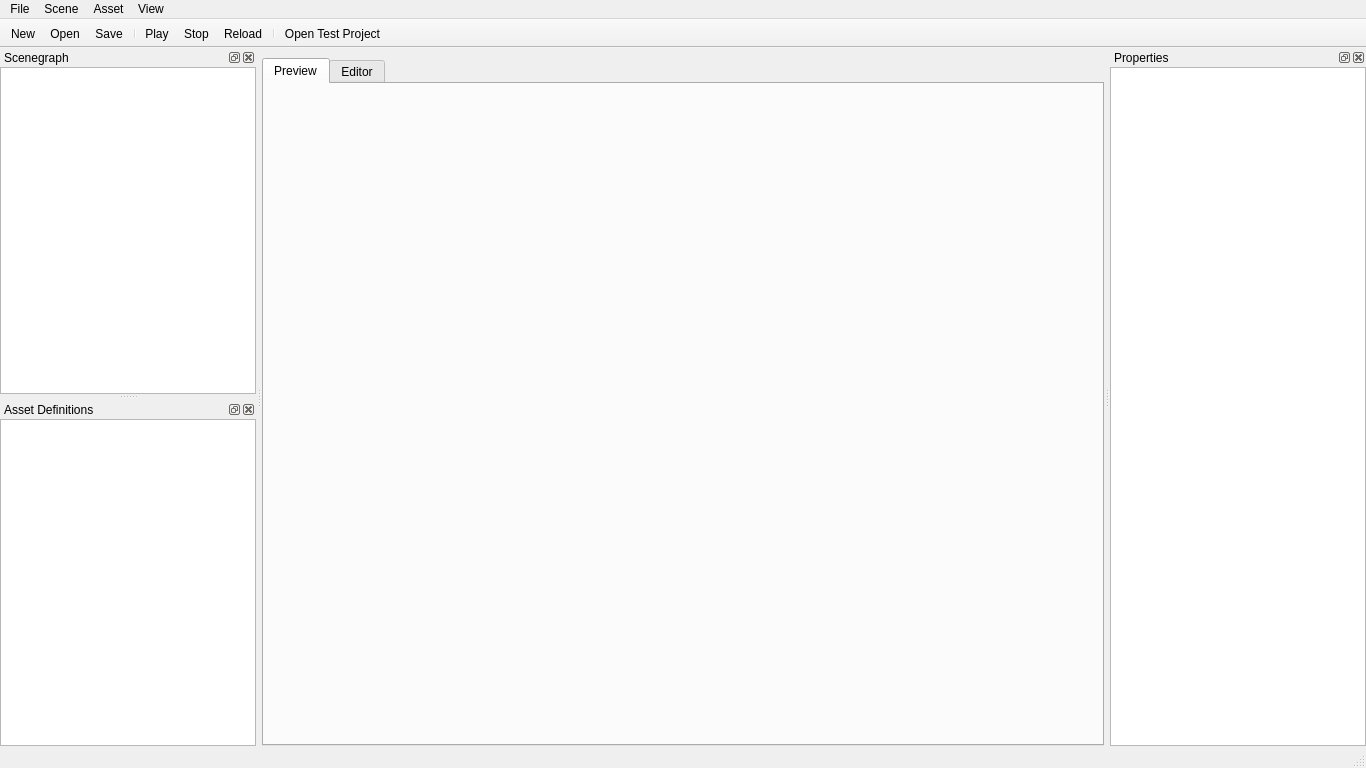
Before: the Qt Designer form DreamToolQt/View/MainWindow.ui in BashEdThomps/dream-engine, drawn with Qt 5.
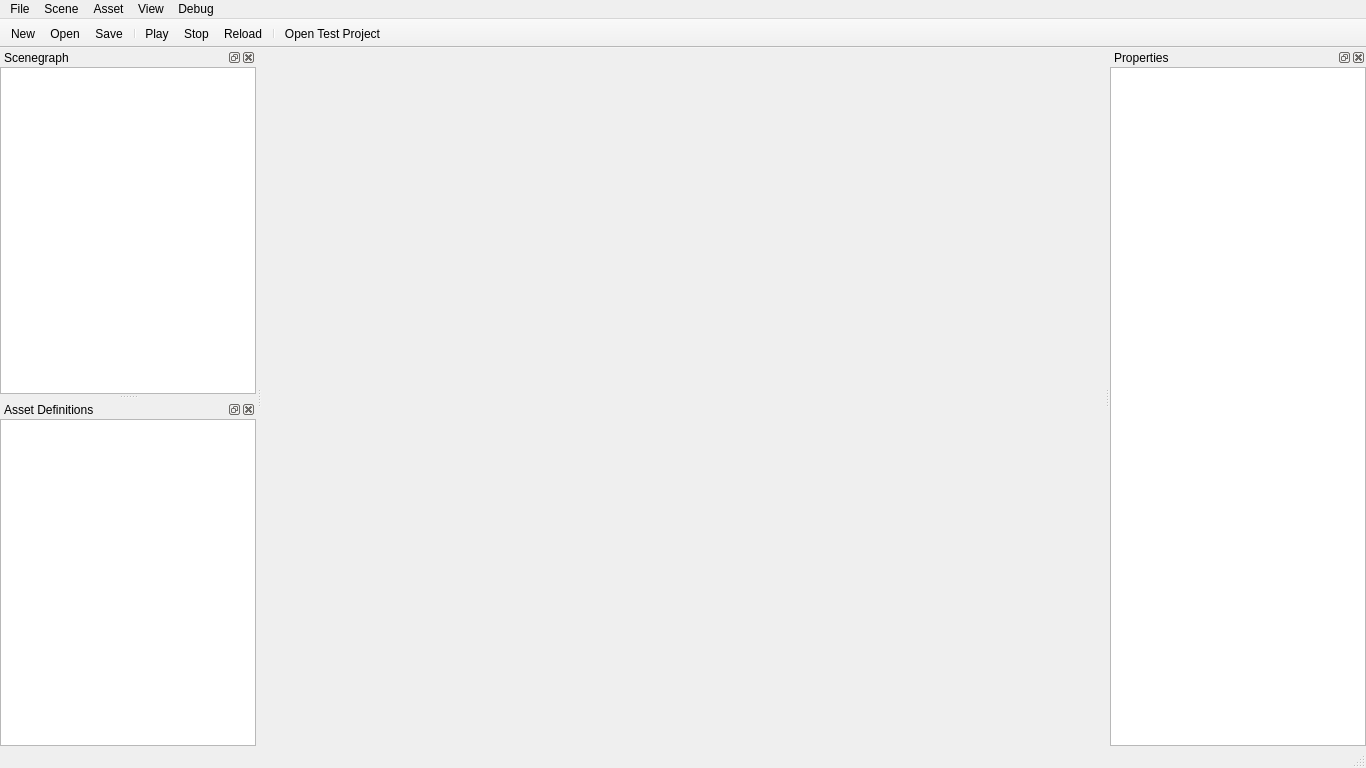
After: the same form once the commit is applied. Icons and pictures are not drawn.

The edit to the form file:
```diff
--- a/DreamToolQt/View/MainWindow.ui
+++ b/DreamToolQt/View/MainWindow.ui
@@ -56,7 +56,7 @@
      <number>0</number>
     </property>
     <property name="topMargin">
-     <number>10</number>
+     <number>0</number>
     </property>
     <property name="rightMargin">
      <number>0</number>
@@ -70,23 +70,6 @@
     <property name="verticalSpacing">
      <number>6</number>
     </property>
-    <item row="0" column="0">
-     <widget class="QTabWidget" name="mainTabWidget">
-      <property name="currentIndex">
-       <number>0</number>
-      </property>
-      <widget class="QWidget" name="previewTab">
-       <attribute name="title">
-        <string>Preview</string>
-       </attribute>
-      </widget>
-      <widget class="QWidget" name="editorTab">
-       <attribute name="title">
-        <string>Editor</string>
-       </attribute>
-      </widget>
-     </widget>
-    </item>
    </layout>
   </widget>
   <widget class="QStatusBar" name="statusBar"/>
@@ -143,10 +126,17 @@
     </property>
     <addaction name="actionAssetMenuAddAssetToSelectedSceneObject"/>
    </widget>
+   <widget class="QMenu" name="menuDebug">
+    <property name="title">
+     <string>Debug</string>
+    </property>
+    <addaction name="actionDebug_DumpProjectDefinitionJson"/>
+   </widget>
    <addaction name="menuFile"/>
    <addaction name="menuScene"/>
    <addaction name="menuAsset"/>
    <addaction name="menuView"/>
+   <addaction name="menuDebug"/>
   </widget>
   <widget class="QDockWidget" name="projectDockWidget">
    <property name="windowTitle">
```
Left out of the diff: 77 changed lines with no effect on the pictures.
